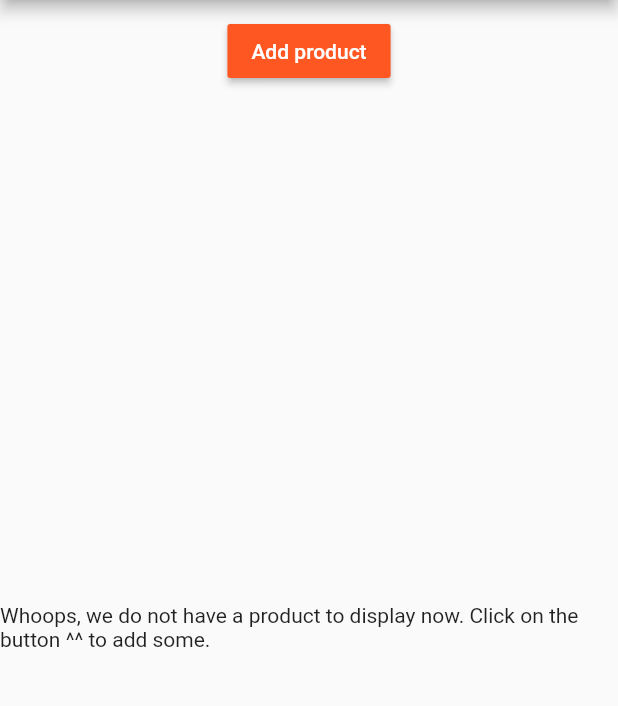
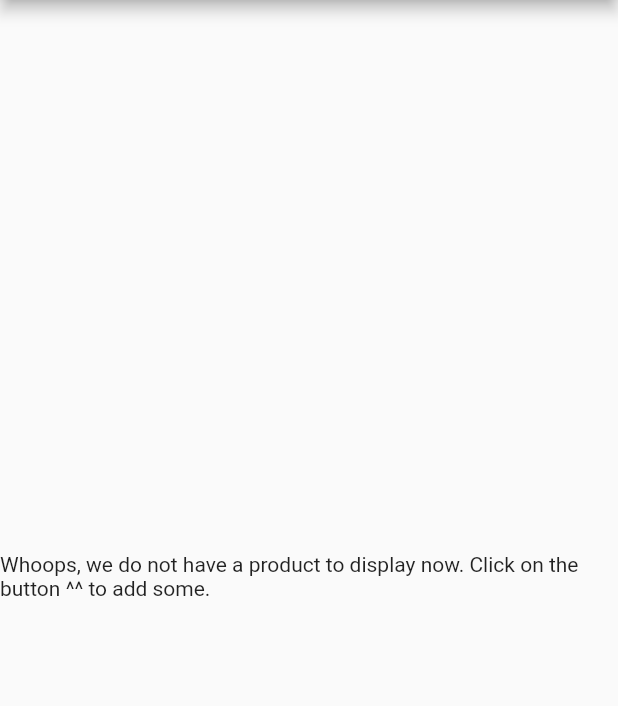
Before and after one commit to myidispg/flutter-projects, a Flutter app: the screen it shows after launch, on a phone screen of 412 x 824 dp, the part 84-790 px from its top. Run offline on Flutter 3.47's test engine with Material 2 defaults, Android fonts, the phone set to English and light mode, and no system bars.

```diff
--- a/easy_list/lib/main.dart
+++ b/easy_list/lib/main.dart
@@ -18,9 +18,9 @@ class MyApp extends StatefulWidget {
 }
 
 class _MyAppState extends State<MyApp> {
-  List<Map<String, String>> _products = [];
+  List<Map<String, dynamic>> _products = [];
 
-  void _addProduct(Map<String, String> product) {
+  void _addProduct(Map<String, dynamic> product) {
     // A map is used to hold multiple values. A product can have price, title etc.
     // Set state is a part of StatefulWidget class. Hence, it cannot be used in StatelessWidget.
     setState(() {
@@ -47,9 +47,9 @@ class _MyAppState extends State<MyApp> {
       ),
 //      home: AuthPage(),
       routes: {
-        '/': (BuildContext context) => ProductsPage(_products, _addProduct,
-            _deleteProduct), // There can either be this '/' or 'home' argument above. Not both.
-        'admin': (BuildContext context) => ManageProductPage(),
+        '/': (BuildContext context) => ProductsPage(_products), // There can either be this '/' or 'home' argument above. Not both.
+        'admin': (BuildContext context) => ProductsAdminPage( _addProduct,
+            _deleteProduct),
       },
       // onGenerateRoute is explained in Navigation, Video 17
       onGenerateRoute: (RouteSettings settings) {
@@ -67,7 +67,7 @@ class _MyAppState extends State<MyApp> {
       // runs when there is no know route
       onUnknownRoute: (RouteSettings settings){
         return MaterialPageRoute(
-            builder: (BuildContext context) => ProductsPage(_products, _addProduct,_deleteProduct));
+            builder: (BuildContext context) => ProductsPage(_products));
       },
     );
   }
--- a/easy_list/lib/pages/products_home.dart
+++ b/easy_list/lib/pages/products_home.dart
@@ -3,15 +3,12 @@ import 'package:flutter/material.dart';
 import 'package:easy_list/product_manager.dart';
 
 class ProductsPage extends StatelessWidget {
-  final List<Map<String, String>> products;
-  final Function addProduct;
-  final Function deleteProduct;
+  final List<Map<String, dynamic>> products;
 
-  ProductsPage(this.products, this.addProduct, this.deleteProduct);
+  ProductsPage(this.products);
 
   @override
   Widget build(BuildContext context) {
-    // TODO: implement build
     return Scaffold(
       drawer: Drawer(
         child: Column(
@@ -34,8 +31,7 @@ class ProductsPage extends StatelessWidget {
       appBar: AppBar(
         title: Text("Easy List"),
       ),
-      body: ProductManager(/* startingProduct : 'Food Tester' */ products,
-          addProduct, deleteProduct),
+      body: ProductManager(/* startingProduct : 'Food Tester' */ products),
     );
   }
 }
--- a/easy_list/lib/product_control.dart
+++ /dev/null
@@ -1,23 +0,0 @@
-import 'package:flutter/material.dart';
-
-class ProductControl extends StatelessWidget {
-  final Function addProduct;
-
-  ProductControl(this.addProduct);
-
-  @override
-  Widget build(BuildContext context) {
-    return RaisedButton(
-      color: Theme.of(context).primaryColor,
-      onPressed: () {
-        addProduct({'title': 'Chocolate', 'image': 'assets/food.jpg'});
-        Scaffold.of(context).showSnackBar(
-            new SnackBar(content: new Text("Added a new product")));
-      },
-      child: Text(
-        'Add product',
-        style: TextStyle(color: Colors.white),
-      ),
-    );
-  }
-}
--- a/easy_list/lib/product_manager.dart
+++ b/easy_list/lib/product_manager.dart
@@ -1,14 +1,11 @@
 import 'package:flutter/material.dart';
 
 import 'products.dart';
-import 'product_control.dart';
 
 class ProductManager extends StatelessWidget {
-  final List<Map<String, String>> _products;
-  final Function _addProduct;
-  final Function _deleteProduct;
+  final List<Map<String, dynamic>> _products;
 
-  ProductManager(this._products, this._addProduct, this._deleteProduct);
+  ProductManager(this._products);
 
 //  // Method to call when this ProductManager is called for the first time. Subsequent state changes are ignored.
 //  @override
@@ -39,12 +36,8 @@ class ProductManager extends StatelessWidget {
   @override
   Widget build(BuildContext context) {
     return Column(children: [
-      Container(
-          margin: EdgeInsets.all(10.0), child: ProductControl(_addProduct)),
       Expanded(
-          child: Products(_products,
-              deleteProduct:
-                  _deleteProduct)) // Expanded takes all the available space on viewport.
+          child: Products(_products)) // Expanded takes all the available space on viewport.
     ]);
   }
 }
```
Also changed, not shown: easy_list/lib/pages/auth.dart (+48 -3 lines), easy_list/lib/pages/product_create.dart (+23 -8 lines), easy_list/lib/pages/products_admin.dart (+8 -3 lines), easy_list/lib/products.dart (+36 -26 lines), easy_list/pubspec.yaml (+5 -2 lines), easy_list/assets/Oswald-Bold.ttf (added).
